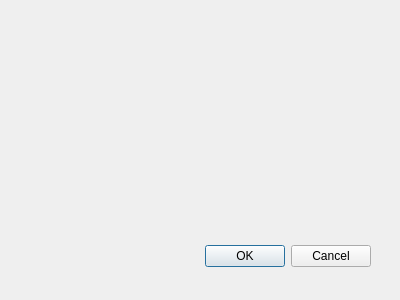
Qt form desktop/chartoptionsdialog.ui (davidrg/zxweather) before a commit.
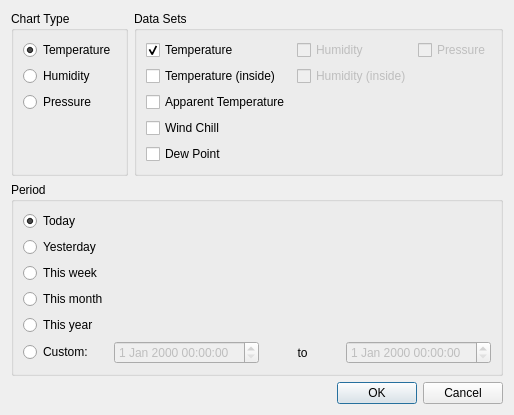
The same form after that commit. Icons and pictures are not drawn.

Commit message:
Custom charts are now implemented.
The date stuff on the chart options dialog is a bit buggy though. "This year"
seems to overshoot by a month.

The edit to the form file:
```diff
--- a/desktop/chartoptionsdialog.ui
+++ b/desktop/chartoptionsdialog.ui
@@ -8,29 +8,236 @@
    <rect>
     <x>0</x>
     <y>0</y>
-    <width>400</width>
-    <height>300</height>
+    <width>459</width>
+    <height>363</height>
    </rect>
   </property>
   <property name="windowTitle">
    <string>Dialog</string>
   </property>
-  <widget class="QDialogButtonBox" name="buttonBox">
-   <property name="geometry">
-    <rect>
-     <x>30</x>
-     <y>240</y>
-     <width>341</width>
-     <height>32</height>
-    </rect>
-   </property>
-   <property name="orientation">
-    <enum>Qt::Horizontal</enum>
-   </property>
-   <property name="standardButtons">
-    <set>QDialogButtonBox::Cancel|QDialogButtonBox::Ok</set>
-   </property>
-  </widget>
+  <property name="windowIcon">
+   <iconset resource="resources.qrc">
+    <normaloff>:/icons/chart-edit</normaloff>:/icons/chart-edit</iconset>
+  </property>
+  <layout class="QGridLayout" name="gridLayout_4">
+   <item row="0" column="0">
+    <widget class="QGroupBox" name="groupBox">
+     <property name="title">
+      <string>Chart Type</string>
+     </property>
+     <layout class="QGridLayout" name="gridLayout">
+      <item row="1" column="0">
+       <widget class="QRadioButton" name="rbCtHumidity">
+        <property name="text">
+         <string>Humidity</string>
+        </property>
+       </widget>
+      </item>
+      <item row="0" column="0">
+       <widget class="QRadioButton" name="rbCtTemperature">
+        <property name="text">
+         <string>Temperature</string>
+        </property>
+        <property name="checked">
+         <bool>true</bool>
+        </property>
+       </widget>
+      </item>
+      <item row="2" column="0">
+       <widget class="QRadioButton" name="rbCtPressure">
+        <property name="text">
+         <string>Pressure</string>
+        </property>
+       </widget>
+      </item>
+      <item row="3" column="0">
+       <spacer name="verticalSpacer">
+        <property name="orientation">
+         <enum>Qt::Vertical</enum>
+        </property>
+        <property name="sizeHint" stdset="0">
+         <size>
+          <width>20</width>
+          <height>40</height>
+         </size>
+        </property>
+       </spacer>
+      </item>
+     </layout>
+    </widget>
+   </item>
+   <item row="0" column="1">
+    <widget class="QGroupBox" name="groupBox_2">
+     <property name="title">
+      <string>Data Sets</string>
+     </property>
+     <layout class="QGridLayout" name="gridLayout_2">
+      <item row="3" column="0">
+       <widget class="QCheckBox" name="cbWindChill">
+        <property name="text">
+         <string>Wind Chill</string>
+        </property>
+       </widget>
+      </item>
+      <item row="0" column="1">
+       <widget class="QCheckBox" name="cbHumidity">
+        <property name="enabled">
+         <bool>false</bool>
+        </property>
+        <property name="text">
+         <string>Humidity</string>
+        </property>
+       </widget>
+      </item>
+      <item row="1" column="1">
+       <widget class="QCheckBox" name="cbIndoorHumidity">
+        <property name="enabled">
+         <bool>false</bool>
+        </property>
+        <property name="text">
+         <string>Humidity (inside)</string>
+        </property>
+       </widget>
+      </item>
+      <item row="4" column="0">
+       <widget class="QCheckBox" name="cbDewPoint">
+        <property name="text">
+         <string>Dew Point</string>
+        </property>
+       </widget>
+      </item>
+      <item row="0" column="0">
+       <widget class="QCheckBox" name="cbTemperature">
+        <property name="text">
+         <string>Temperature</string>
+        </property>
+        <property name="checked">
+         <bool>true</bool>
+        </property>
+       </widget>
+      </item>
+      <item row="2" column="0">
+       <widget class="QCheckBox" name="cbApparentTemperature">
+        <property name="text">
+         <string>Apparent Temperature</string>
+        </property>
+       </widget>
+      </item>
+      <item row="1" column="0">
+       <widget class="QCheckBox" name="cbIndoorTemperature">
+        <property name="text">
+         <string>Temperature (inside)</string>
+        </property>
+       </widget>
+      </item>
+      <item row="0" column="2">
+       <widget class="QCheckBox" name="cbPressure">
+        <property name="enabled">
+         <bool>false</bool>
+        </property>
+        <property name="text">
+         <string>Pressure</string>
+        </property>
+       </widget>
+      </item>
+     </layout>
+    </widget>
+   </item>
+   <item row="1" column="0" colspan="2">
+    <widget class="QGroupBox" name="groupBox_3">
+     <property name="title">
+      <string>Period</string>
+     </property>
+     <layout class="QGridLayout" name="gridLayout_3">
+      <item row="0" column="0">
+       <widget class="QRadioButton" name="rbTToday">
+        <property name="text">
+         <string>Today</string>
+        </property>
+        <property name="checked">
+         <bool>true</bool>
+        </property>
+       </widget>
+      </item>
+      <item row="4" column="0">
+       <widget class="QRadioButton" name="rbTThisYear">
+        <property name="text">
+         <string>This year</string>
+        </property>
+       </widget>
+      </item>
+      <item row="1" column="0">
+       <widget class="QRadioButton" name="rbTYesterday">
+        <property name="text">
+         <string>Yesterday</string>
+        </property>
+       </widget>
+      </item>
+      <item row="2" column="0">
+       <widget class="QRadioButton" name="rbTThisWeek">
+        <property name="text">
+         <string>This week</string>
+        </property>
+       </widget>
+      </item>
+      <item row="3" column="0">
+       <widget class="QRadioButton" name="rbTThisMonth">
+        <property name="text">
+         <string>This month</string>
+        </property>
+       </widget>
+      </item>
+      <item row="5" column="0">
+       <widget class="QRadioButton" name="rbTCustom">
+        <property name="text">
+         <string>Custom:</string>
+        </property>
+       </widget>
+      </item>
+      <item row="5" column="1">
+       <widget class="QDateTimeEdit" name="startTime">
+        <property name="enabled">
+         <bool>false</bool>
+        </property>
+       </widget>
+      </item>
+      <item row="5" column="2">
+       <widget class="QLabel" name="label">
+        <property name="sizePolicy">
+         <sizepolicy hsizetype="Minimum" vsizetype="Preferred">
+          <horstretch>0</horstretch>
+          <verstretch>0</verstretch>
+         </sizepolicy>
+        </property>
+        <property name="text">
+         <string>to</string>
+        </property>
+        <property name="alignment">
+         <set>Qt::AlignCenter</set>
+        </property>
+       </widget>
+      </item>
+      <item row="5" column="3">
+       <widget class="QDateTimeEdit" name="endTime">
+        <property name="enabled">
+         <bool>false</bool>
+        </property>
+       </widget>
+      </item>
+     </layout>
+    </widget>
+   </item>
+   <item row="2" column="0" colspan="2">
+    <widget class="QDialogButtonBox" name="buttonBox">
+     <property name="orientation">
+      <enum>Qt::Horizontal</enum>
+     </property>
+     <property name="standardButtons">
+      <set>QDialogButtonBox::Cancel|QDialogButtonBox::Ok</set>
+     </property>
+    </widget>
+   </item>
+  </layout>
  </widget>
  <pixmapfunction/>
  <resources/>
```
Left out of the diff: 49 changed lines with no effect on the pictures. The commit also changes 8 other files.
